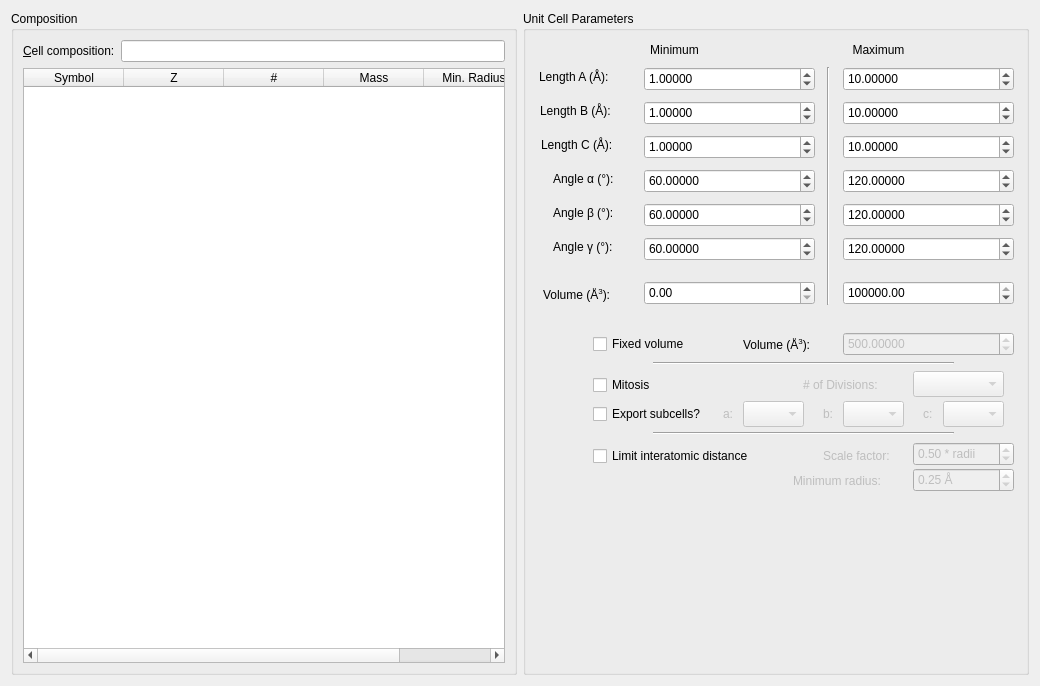
Qt form src/xtalopt/ui/tab_init.ui (xtalopt/XtalOpt) before a commit.
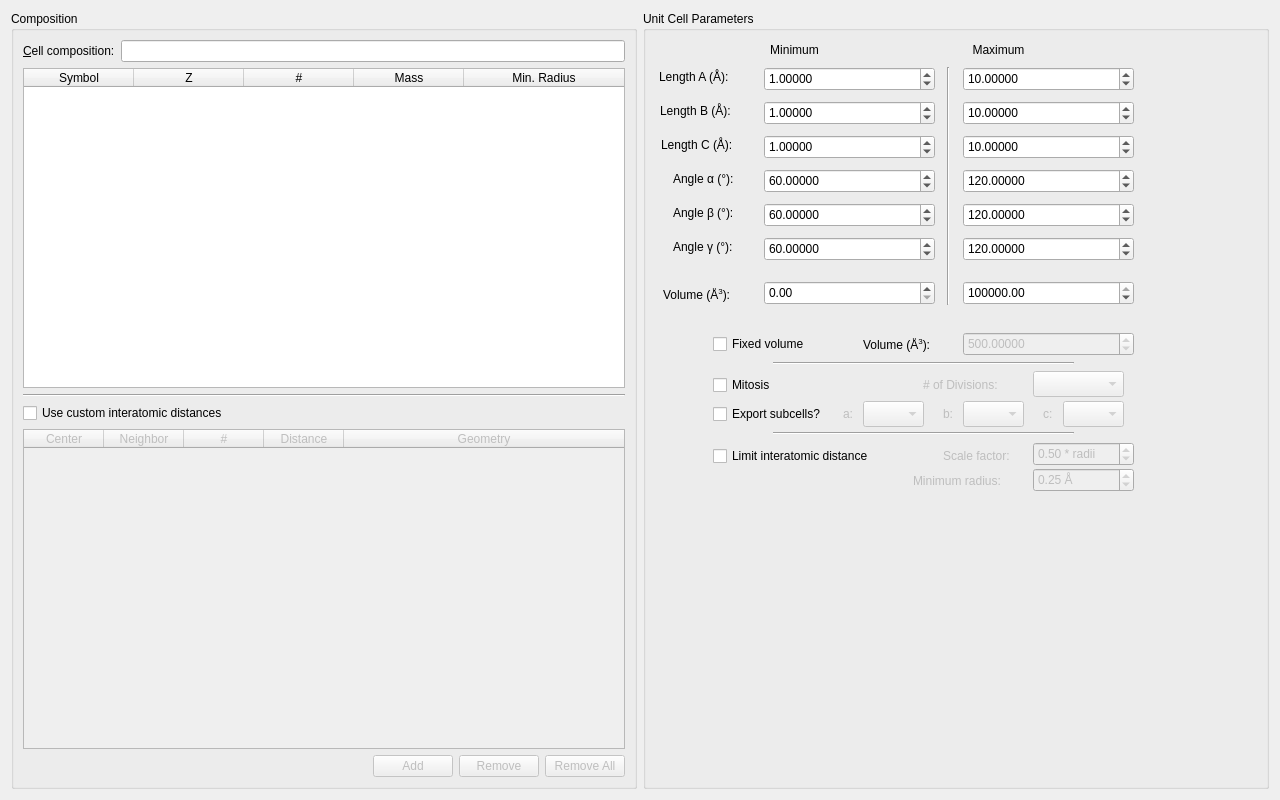
The same form after that commit.

Commit message: psuedo-molecule (single-center) builder

Patch:
```diff
--- a/src/xtalopt/ui/tab_init.ui
+++ b/src/xtalopt/ui/tab_init.ui
@@ -6,8 +6,8 @@
    <rect>
     <x>0</x>
     <y>0</y>
-    <width>1040</width>
-    <height>686</height>
+    <width>1280</width>
+    <height>800</height>
    </rect>
   </property>
   <property name="windowTitle">
@@ -17,87 +17,6 @@
    <string/>
   </property>
   <layout class="QGridLayout" name="gridLayout">
-   <item row="0" column="0">
-    <widget class="QGroupBox" name="groupBox_2">
-     <property name="title">
-      <string>Composition</string>
-     </property>
-     <layout class="QGridLayout" name="gridLayout_4">
-      <item row="0" column="1">
-       <widget class="QLabel" name="label_14">
-        <property name="sizePolicy">
-         <sizepolicy hsizetype="Fixed" vsizetype="Fixed">
-          <horstretch>0</horstretch>
-          <verstretch>0</verstretch>
-         </sizepolicy>
-        </property>
-        <property name="text">
-         <string>&amp;Cell composition:</string>
-        </property>
-        <property name="buddy">
-         <cstring>edit_composition</cstring>
-        </property>
-       </widget>
-      </item>
-      <item row="0" column="2" colspan="2">
-       <widget class="QLineEdit" name="edit_composition">
-        <property name="toolTip">
-         <string>Type the composition of the crystal here,
-
-Examples:
-ti1o2
-Ti1O2
-TI1O2
-Ti1 O2
-Ti 1 o 2
-etc.</string>
-        </property>
-       </widget>
-      </item>
-      <item row="1" column="1" colspan="3">
-       <widget class="QTableWidget" name="table_comp">
-        <property name="editTriggers">
-         <set>QAbstractItemView::NoEditTriggers</set>
-        </property>
-        <property name="sortingEnabled">
-         <bool>true</bool>
-        </property>
-        <attribute name="horizontalHeaderMinimumSectionSize">
-         <number>9</number>
-        </attribute>
-        <attribute name="horizontalHeaderStretchLastSection">
-         <bool>true</bool>
-        </attribute>
-        <column>
-         <property name="text">
-          <string>Symbol</string>
-         </property>
-        </column>
-        <column>
-         <property name="text">
-          <string>Z</string>
-         </property>
-        </column>
-        <column>
-         <property name="text">
-          <string>#</string>
-         </property>
-        </column>
-        <column>
-         <property name="text">
-          <string>Mass</string>
-         </property>
-        </column>
-        <column>
-         <property name="text">
-          <string>Min. Radius</string>
-         </property>
-        </column>
-       </widget>
-      </item>
-     </layout>
-    </widget>
-   </item>
    <item row="0" column="1">
     <widget class="QGroupBox" name="groupBox">
      <property name="title">
@@ -1014,6 +933,268 @@
      <zorder>spin_vol_min</zorder>
     </widget>
    </item>
+   <item row="0" column="0">
+    <widget class="QGroupBox" name="groupBox_2">
+     <property name="title">
+      <string>Composition</string>
+     </property>
+     <layout class="QGridLayout" name="gridLayout_2">
+      <item row="0" column="1" colspan="5">
+       <widget class="QLineEdit" name="edit_composition">
+        <property name="toolTip">
+         <string>Type the composition of the crystal here,
+
+Examples:
+ti1o2
+Ti1O2
+TI1O2
+Ti1 O2
+Ti 1 o 2
+etc.</string>
+        </property>
+       </widget>
+      </item>
+      <item row="4" column="0" colspan="6">
+       <widget class="QTableWidget" name="table_iad">
+        <property name="enabled">
+         <bool>false</bool>
+        </property>
+        <property name="sizePolicy">
+         <sizepolicy hsizetype="Expanding" vsizetype="Expanding">
+          <horstretch>0</horstretch>
+          <verstretch>0</verstretch>
+         </sizepolicy>
+        </property>
+        <property name="editTriggers">
+         <set>QAbstractItemView::DoubleClicked</set>
+        </property>
+        <property name="sortingEnabled">
+         <bool>true</bool>
+        </property>
+        <property name="cornerButtonEnabled">
+         <bool>false</bool>
+        </property>
+        <attribute name="horizontalHeaderDefaultSectionSize">
+         <number>80</number>
+        </attribute>
+        <attribute name="horizontalHeaderMinimumSectionSize">
+         <number>12</number>
+        </attribute>
+        <attribute name="horizontalHeaderStretchLastSection">
+         <bool>true</bool>
+        </attribute>
+        <attribute name="verticalHeaderMinimumSectionSize">
+         <number>15</number>
+        </attribute>
+        <column>
+         <property name="text">
+          <string>Center</string>
+         </property>
+        </column>
+        <column>
+         <property name="text">
+          <string>Neighbor</string>
+         </property>
+        </column>
+        <column>
+         <property name="text">
+          <string>#</string>
+         </property>
+        </column>
+        <column>
+         <property name="text">
+          <string>Distance</string>
+         </property>
+        </column>
+        <column>
+         <property name="text">
+          <string>Geometry</string>
+         </property>
+        </column>
+       </widget>
+      </item>
+      <item row="1" column="0" colspan="6">
+       <widget class="QTableWidget" name="table_comp">
+        <property name="editTriggers">
+         <set>QAbstractItemView::NoEditTriggers</set>
+        </property>
+        <property name="sortingEnabled">
+         <bool>true</bool>
+        </property>
+        <attribute name="horizontalHeaderCascadingSectionResizes">
+         <bool>false</bool>
+        </attribute>
+        <attribute name="horizontalHeaderDefaultSectionSize">
+         <number>110</number>
+        </attribute>
+        <attribute name="horizontalHeaderMinimumSectionSize">
+         <number>9</number>
+        </attribute>
+        <attribute name="horizontalHeaderStretchLastSection">
+         <bool>true</bool>
+        </attribute>
+        <column>
+         <property name="text">
+          <string>Symbol</string>
+         </property>
+         <property name="textAlignment">
+          <set>AlignHCenter|AlignVCenter|AlignCenter</set>
+         </property>
+        </column>
+        <column>
+         <property name="text">
+          <string>Z</string>
+         </property>
+         <property name="textAlignment">
+          <set>AlignHCenter|AlignVCenter|AlignCenter</set>
+         </property>
+        </column>
+        <column>
+         <property name="text">
+          <string>#</string>
+         </property>
+         <property name="textAlignment">
+          <set>AlignHCenter|AlignVCenter|AlignCenter</set>
+         </property>
+        </column>
+        <column>
+         <property name="text">
+          <string>Mass</string>
+         </property>
+         <property name="textAlignment">
+          <set>AlignHCenter|AlignVCenter|AlignCenter</set>
+         </property>
+        </column>
+        <column>
+         <property name="text">
+          <string>Min. Radius</string>
+         </property>
+         <property name="textAlignment">
+          <set>AlignHCenter|AlignVCenter|AlignCenter</set>
+         </property>
+        </column>
+       </widget>
+      </item>
+      <item row="2" column="0" colspan="6">
+       <widget class="Line" name="line_4">
+        <property name="orientation">
+         <enum>Qt::Horizontal</enum>
+        </property>
+       </widget>
+      </item>
+      <item row="3" column="0" colspan="2">
+       <widget class="QCheckBox" name="cb_useIAD">
+        <property name="toolTip">
+         <string/>
+        </property>
+        <property name="text">
+         <string>Use custom interatomic distances</string>
+        </property>
+       </widget>
+      </item>
+      <item row="0" column="0">
+       <widget class="QLabel" name="label_14">
+        <property name="sizePolicy">
+         <sizepolicy hsizetype="Fixed" vsizetype="Fixed">
+          <horstretch>0</horstretch>
+          <verstretch>0</verstretch>
+         </sizepolicy>
+        </property>
+        <property name="text">
+         <string>&amp;Cell composition:</string>
+        </property>
+        <property name="buddy">
+         <cstring>edit_composition</cstring>
+        </property>
+       </widget>
+      </item>
+      <item row="5" column="4">
+       <widget class="QPushButton" name="pushButton_removeIAD">
+        <property name="enabled">
+         <bool>false</bool>
+        </property>
+        <property name="sizePolicy">
+         <sizepolicy hsizetype="Fixed" vsizetype="Fixed">
+          <horstretch>0</horstretch>
+          <verstretch>0</verstretch>
+         </sizepolicy>
+        </property>
+        <property name="cursor">
+         <cursorShape>PointingHandCursor</cursorShape>
+        </property>
+        <property name="mouseTracking">
+         <bool>false</bool>
+        </property>
+        <property name="focusPolicy">
+         <enum>Qt::NoFocus</enum>
+        </property>
+        <property name="text">
+         <string>Remove</string>
+        </property>
+        <property name="autoDefault">
+         <bool>false</bool>
+        </property>
+        <property name="default">
+         <bool>false</bool>
+        </property>
+        <property name="flat">
+         <bool>false</bool>
+        </property>
+       </widget>
+      </item>
+      <item row="5" column="5">
+       <widget class="QPushButton" name="pushButton_removeAllIAD">
+        <property name="enabled">
+         <bool>false</bool>
+        </property>
+        <property name="sizePolicy">
+         <sizepolicy hsizetype="Fixed" vsizetype="Fixed">
+          <horstretch>0</horstretch>
+          <verstretch>0</verstretch>
+         </sizepolicy>
+        </property>
+        <property name="cursor">
+         <cursorShape>PointingHandCursor</cursorShape>
+        </property>
+        <property name="mouseTracking">
+         <bool>false</bool>
+        </property>
+        <property name="focusPolicy">
+         <enum>Qt::NoFocus</enum>
+        </property>
+        <property name="text">
+         <string>Remove All</string>
+        </property>
+       </widget>
+      </item>
+      <item row="5" column="3">
+       <widget class="QPushButton" name="pushButton_addIAD">
+        <property name="enabled">
+         <bool>false</bool>
+        </property>
+        <property name="sizePolicy">
+         <sizepolicy hsizetype="Fixed" vsizetype="Fixed">
+          <horstretch>0</horstretch>
+          <verstretch>0</verstretch>
+         </sizepolicy>
+        </property>
+        <property name="cursor">
+         <cursorShape>PointingHandCursor</cursorShape>
+        </property>
+        <property name="mouseTracking">
+         <bool>false</bool>
+        </property>
+        <property name="focusPolicy">
+         <enum>Qt::NoFocus</enum>
+        </property>
+        <property name="text">
+         <string>Add</string>
+        </property>
+       </widget>
+      </item>
+     </layout>
+    </widget>
+   </item>
   </layout>
  </widget>
  <tabstops>
```
Left out of the diff: 64 changed lines with no effect on the pictures. The commit also changes 6 other files.
